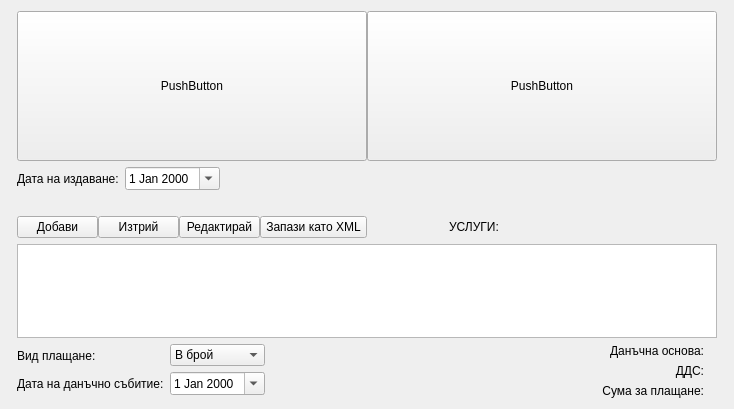
Old version of the form src/View/FinancialView/FinancialView.ui in the repository thefinalcutbg/DinoDent.
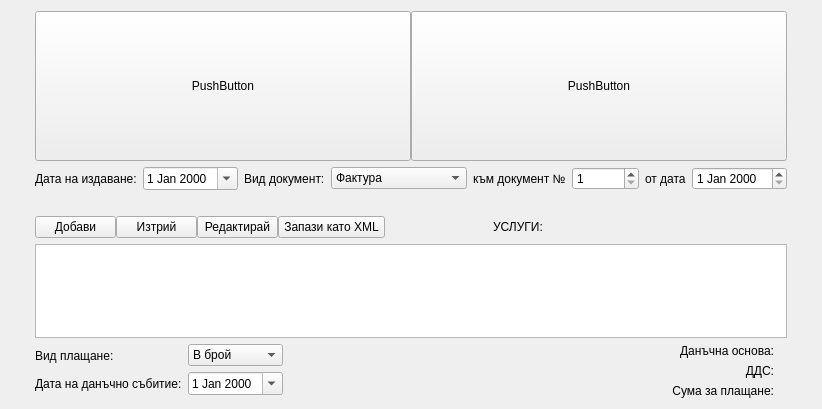
New version of the form. Custom widgets are drawn as their Qt base class.

Diff of the .ui file:
```diff
--- a/src/View/FinancialView/FinancialView.ui
+++ b/src/View/FinancialView/FinancialView.ui
@@ -6,7 +6,7 @@
    <rect>
     <x>0</x>
     <y>0</y>
-    <width>734</width>
+    <width>822</width>
     <height>409</height>
    </rect>
   </property>
@@ -123,6 +123,77 @@
          </property>
         </widget>
        </item>
+       <item>
+        <widget class="QLabel" name="label_7">
+         <property name="text">
+          <string>Вид документ:</string>
+         </property>
+        </widget>
+       </item>
+       <item>
+        <widget class="QComboBox" name="docTypeCombo">
+         <property name="minimumSize">
+          <size>
+           <width>135</width>
+           <height>0</height>
+          </size>
+         </property>
+         <item>
+          <property name="text">
+           <string>Фактура</string>
+          </property>
+         </item>
+         <item>
+          <property name="text">
+           <string>Дебитно известие</string>
+          </property>
+         </item>
+         <item>
+          <property name="text">
+           <string>Кредитно известие</string>
+          </property>
+         </item>
+        </widget>
+       </item>
+       <item>
+        <widget class="QLabel" name="mainDocNumLabel">
+         <property name="text">
+          <string>към документ №</string>
+         </property>
+        </widget>
+       </item>
+       <item>
+        <widget class="QSpinBox" name="mainDocNumSpin">
+         <property name="sizePolicy">
+          <sizepolicy hsizetype="Preferred" vsizetype="Fixed">
+           <horstretch>0</horstretch>
+           <verstretch>0</verstretch>
+          </sizepolicy>
+         </property>
+         <property name="prefix">
+          <string/>
+         </property>
+         <property name="minimum">
+          <number>1</number>
+         </property>
+         <property name="maximum">
+          <number>999999999</number>
+         </property>
+         <property name="singleStep">
+          <number>1</number>
+         </property>
+        </widget>
+       </item>
+       <item>
+        <widget class="QLabel" name="mainDocDateLabel">
+         <property name="text">
+          <string>от дата</string>
+         </property>
+        </widget>
+       </item>
+       <item>
+        <widget class="QDateEdit" name="mainDocDateEdit"/>
+       </item>
        <item>
         <spacer name="horizontalSpacer_4">
          <property name="orientation">
@@ -130,7 +201,7 @@
          </property>
          <property name="sizeHint" stdset="0">
           <size>
-           <width>40</width>
+           <width>0</width>
            <height>20</height>
           </size>
          </property>
```
